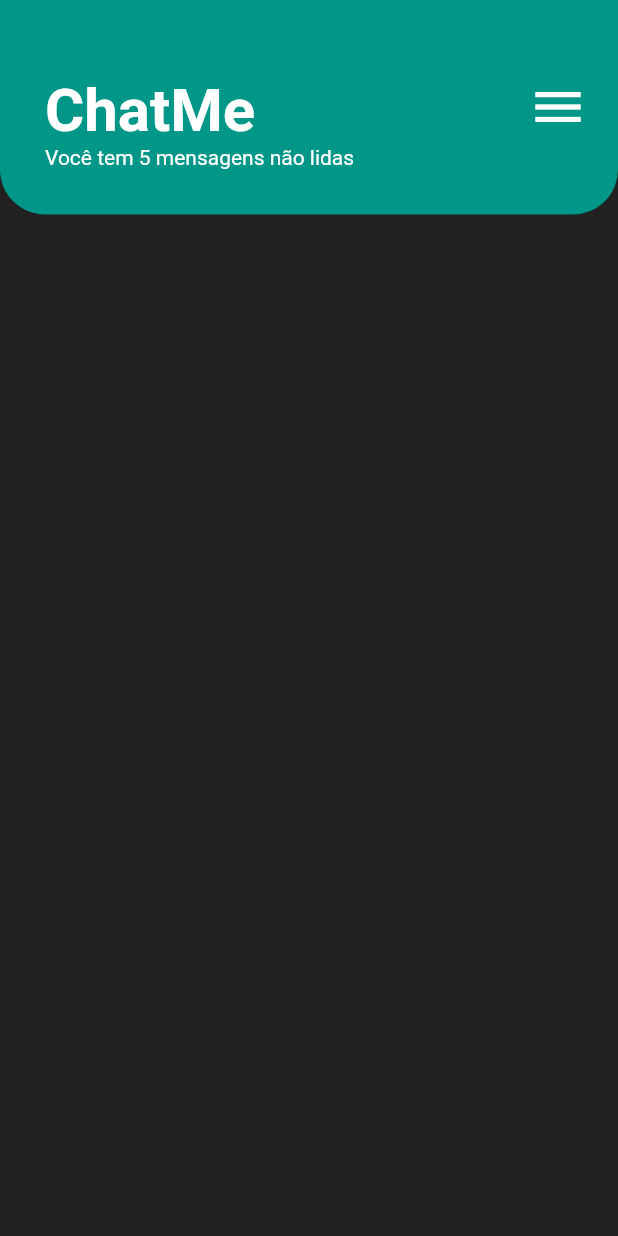
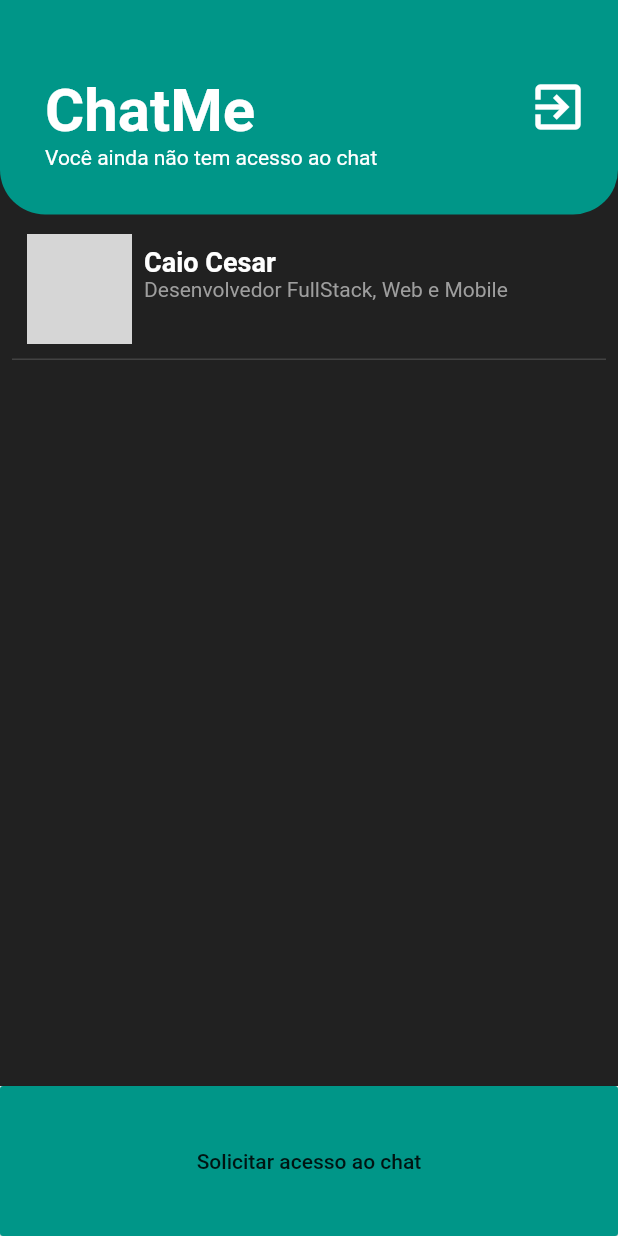
Before and after one commit to CaioCesarLima/chatMe, a Flutter app: the screen it shows after launch, on a phone screen of 412 x 824 dp. Run offline on Flutter 3.47's test engine with Material 2 defaults, Android fonts, the phone set to English and light mode, and no system bars; network calls fail; grey boxes are pictures that could not be loaded.

Commit message:
alterações visuais na tela home prontas

```diff
--- a/lib/home/home.dart
+++ b/lib/home/home.dart
@@ -1,3 +1,4 @@
+import 'package:chatme/home/tileChat.dart';
 import 'package:flutter/material.dart';
 
 class HomePage extends StatefulWidget {
@@ -15,9 +16,10 @@ class _HomePageState extends State<HomePage> {
           Container(
             width: double.infinity,
             decoration: BoxDecoration(
-              color: Colors.teal,
-              borderRadius: BorderRadius.only(bottomLeft: Radius.circular(30), bottomRight: Radius.circular(30))
-            ),
+                color: Colors.teal,
+                borderRadius: BorderRadius.only(
+                    bottomLeft: Radius.circular(30),
+                    bottomRight: Radius.circular(30))),
             child: Column(
               children: <Widget>[
                 Row(
@@ -28,21 +30,24 @@ class _HomePageState extends State<HomePage> {
                       child: Column(
                         crossAxisAlignment: CrossAxisAlignment.start,
                         children: <Widget>[
-                          Text("ChatMe", style: TextStyle(
-                            color: Colors.white,
-                            fontSize: 40,
-                            fontWeight: FontWeight.bold
-                          ),),
-                          Text("Você tem 5 mensagens não lidas", style: TextStyle(
-                            color: Colors.white
-                          ),)
+                          Text(
+                            "ChatMe",
+                            style: TextStyle(
+                                color: Colors.white,
+                                fontSize: 40,
+                                fontWeight: FontWeight.bold),
+                          ),
+                          Text(
+                            "Você ainda não tem acesso ao chat",
+                            style: TextStyle(color: Colors.white),
+                          )
                         ],
                       ),
                     ),
                     Padding(
                       padding: const EdgeInsets.only(right: 20),
                       child: Icon(
-                        Icons.menu,
+                        Icons.exit_to_app,
                         color: Colors.white,
                         size: 40,
                       ),
@@ -51,8 +56,31 @@ class _HomePageState extends State<HomePage> {
                 )
               ],
             ),
+          ),
+          SizedBox(
+            height: 5,
+          ),
+          Container(
+            height: 100,
+            child: TileChat()
           )
         ],
+      ),
+      bottomSheet: Container(
+        height: 100,
+        width: double.infinity,
+        child: Container(
+          height: 50,
+          width: 50,
+          child: RaisedButton(
+            onPressed: (){
+
+            },
+            color: Colors.teal,
+
+            child: Text("Solicitar acesso ao chat"),
+          ),
+        ),
       ),
     );
   }
--- /dev/null
+++ b/lib/home/tileChat.dart
@@ -0,0 +1,55 @@
+import 'package:flutter/material.dart';
+
+class TileChat extends StatelessWidget {
+  @override
+  Widget build(BuildContext context) {
+    return Padding(
+      padding: const EdgeInsets.all(8.0),
+      child: Container(
+        decoration: BoxDecoration(
+            border:
+                Border(bottom: BorderSide(color: Colors.grey[800], width: 1))),
+        height: 200,
+        width: double.infinity,
+        child: Row(
+          children: <Widget>[
+            Container(
+              margin: EdgeInsets.only(bottom: 10),
+              width: 80,
+              height: 80,
+              child: Padding(
+                padding: const EdgeInsets.only(left: 10),
+                child: ClipRRect(
+                    borderRadius: BorderRadius.all(Radius.circular(10)),
+                    child: Image.network(
+                      'https://scontent.fcxj6-1.fna.fbcdn.net/v/t1.0-9/46521088_2394854330543828_3769670577833377792_n.jpg?_nc_cat=111&_nc_oc=AQnyp8gfrakGdXGhL8SkSQ-n3ltAFoXVajhzyl1Coqu7Ak7uYn6g9vq9bxQbO75YE7o&_nc_ht=scontent.fcxj6-1.fna&oh=b590e95e523e4ad06356b9806ca5bd9e&oe=5DFF7FF2',
+                      fit: BoxFit.cover,
+                    )),
+              ),
+            ),
+            Padding(
+              padding: const EdgeInsets.all(8.0),
+              child: Column(
+                crossAxisAlignment: CrossAxisAlignment.start,
+                children: <Widget>[
+                  Text(
+                    "Caio Cesar",
+                    style: TextStyle(
+                      color: Colors.white,
+                      fontWeight: FontWeight.bold,
+                      fontSize: 18,
+                    ),
+                  ),
+                  Text("Desenvolvedor FullStack, Web e Mobile",
+                  style: TextStyle(
+                    color: Colors.grey
+                  ),)
+                ],
+              ),
+            ),
+          ],
+        ),
+      ),
+    );
+  }
+}
```
